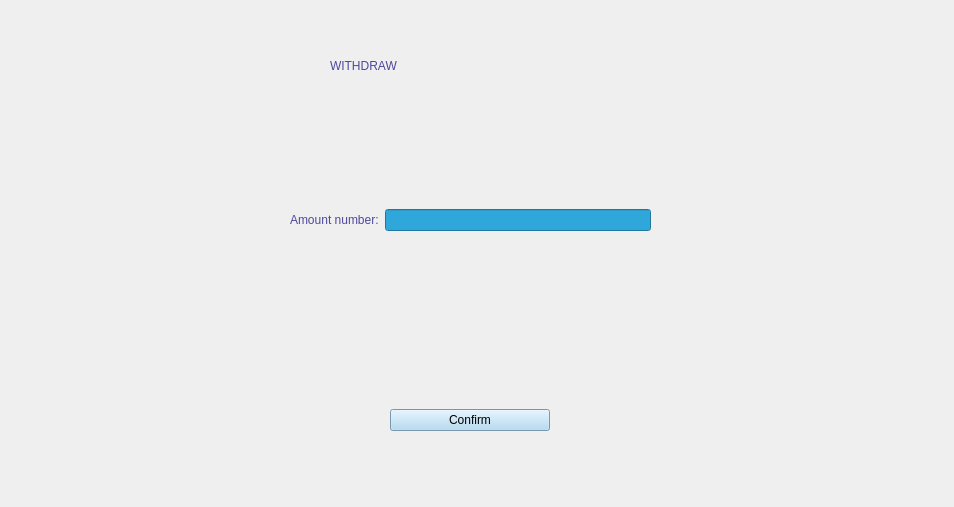
Old version of the form view/withdraw.ui in the repository rawsashimi1604/1009_BankingSystem.
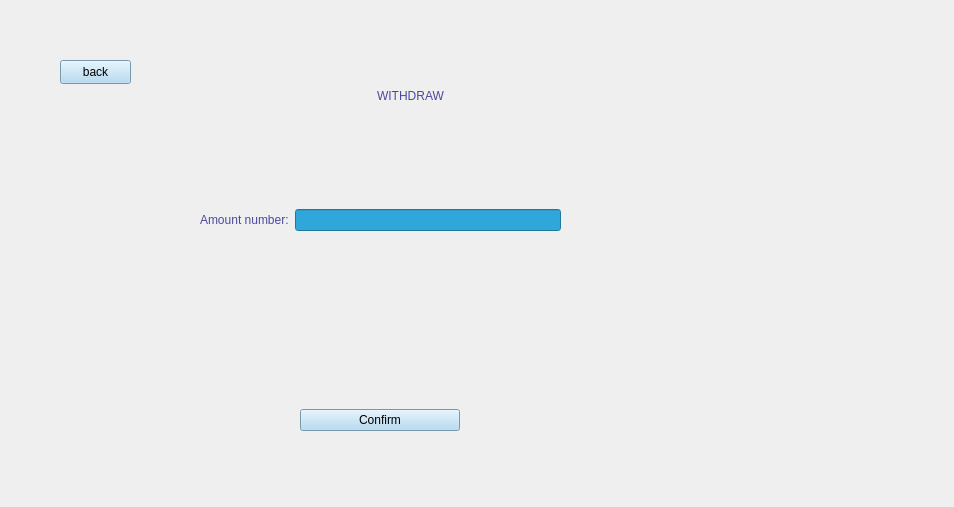
New version of the form.

Commit message: linked all button to their ui except for leaderboard

```diff
--- a/view/withdraw.ui
+++ b/view/withdraw.ui
@@ -16,28 +16,21 @@
   <property name="styleSheet">
    <string notr="true"/>
   </property>
-  <widget class="QLabel" name="label">
+  <widget class="QStackedWidget" name="stackedWidget">
    <property name="geometry">
     <rect>
-     <x>330</x>
+     <x>10</x>
      <y>10</y>
-     <width>461</width>
-     <height>111</height>
+     <width>941</width>
+     <height>491</height>
     </rect>
    </property>
-   <property name="styleSheet">
-    <string notr="true">color: rgb(75, 73, 157);
-font: 700 28pt &quot;Segoe UI&quot;;</string>
-   </property>
-   <property name="text">
-    <string>WITHDRAW</string>
-   </property>
-  </widget>
+   <widget class="QWidget" name="page_1">
   <widget class="QWidget" name="verticalLayoutWidget_3">
    <property name="geometry">
     <rect>
-     <x>390</x>
-     <y>380</y>
+       <x>290</x>
+       <y>370</y>
      <width>160</width>
      <height>80</height>
     </rect>
@@ -56,11 +49,48 @@
     </item>
    </layout>
   </widget>
+    <widget class="QPushButton" name="back">
+     <property name="geometry">
+      <rect>
+       <x>50</x>
+       <y>50</y>
+       <width>71</width>
+       <height>24</height>
+      </rect>
+     </property>
+     <property name="styleSheet">
+      <string notr="true">background-color: rgb(168, 212, 241);
+font: 700 9pt &quot;Segoe UI&quot;;</string>
+     </property>
+     <property name="text">
+      <string>back</string>
+     </property>
+    </widget>
+    <widget class="QLabel" name="label">
+     <property name="geometry">
+      <rect>
+       <x>170</x>
+       <y>30</y>
+       <width>461</width>
+       <height>111</height>
+      </rect>
+     </property>
+     <property name="styleSheet">
+      <string notr="true">color: rgb(75, 73, 157);
+font: 700 28pt &quot;Segoe UI&quot;;</string>
+     </property>
+     <property name="text">
+      <string>WITHDRAW</string>
+     </property>
+     <property name="alignment">
+      <set>Qt::AlignCenter</set>
+     </property>
+    </widget>
   <widget class="QWidget" name="horizontalLayoutWidget">
    <property name="geometry">
     <rect>
-     <x>290</x>
-     <y>180</y>
+       <x>190</x>
+       <y>170</y>
      <width>361</width>
      <height>80</height>
     </rect>
@@ -85,6 +115,8 @@
      </widget>
     </item>
    </layout>
+    </widget>
+   </widget>
   </widget>
  </widget>
  <resources/>
```
Lines whose indentation alone changed are shown as unchanged. The commit also changes 10 other files.
